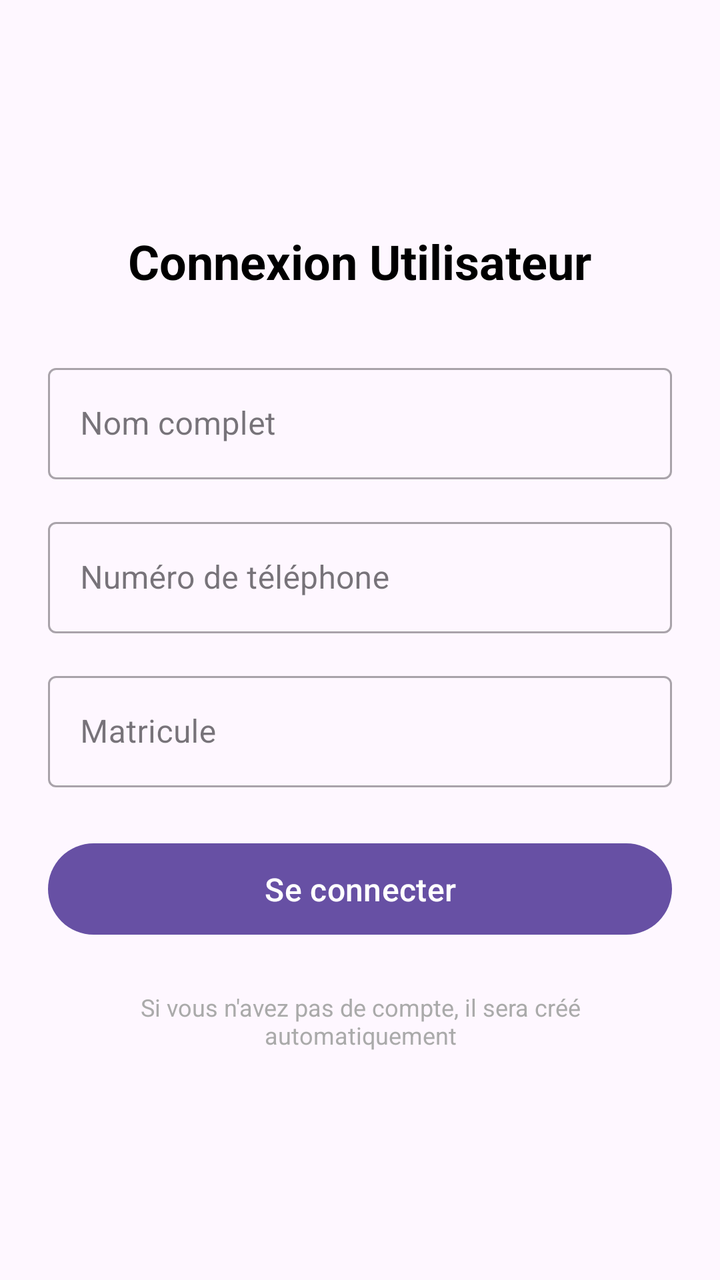
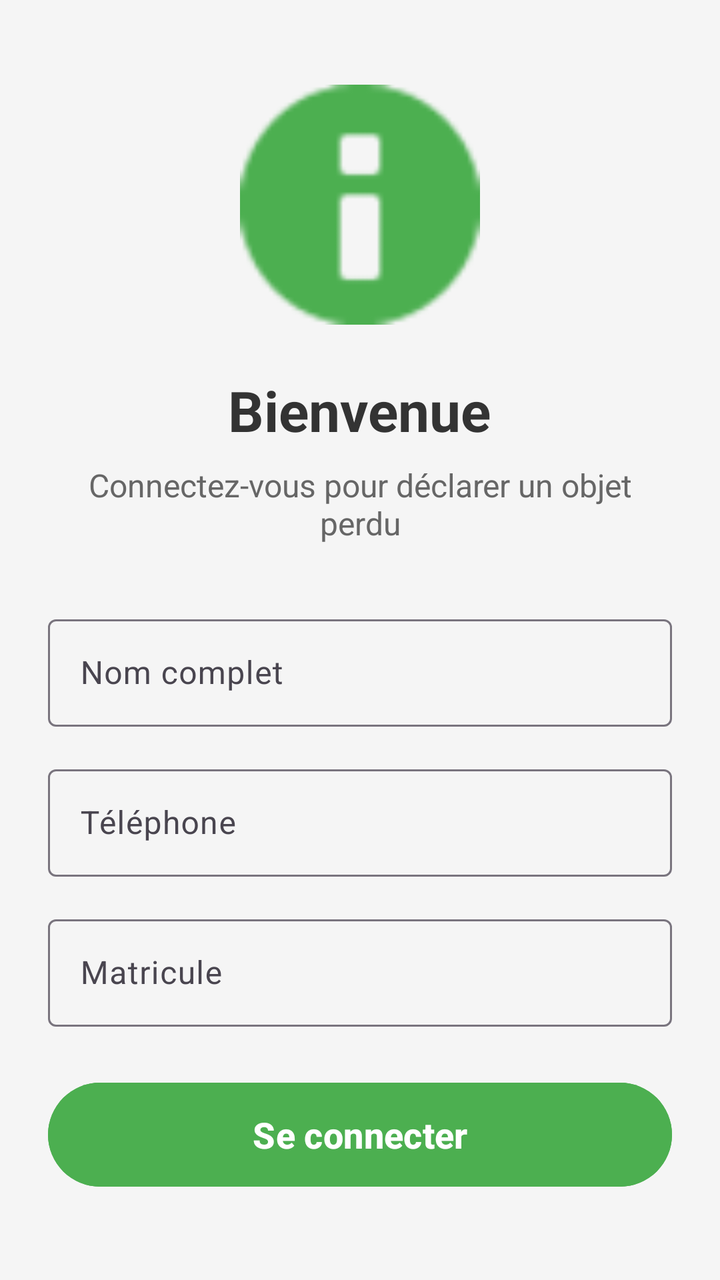

Two renders of the same Android screen: before a commit and after it. Below are the layout's source before the change and the commit's diff.
<!-- AndroidManifest.xml: application theme Theme.TPG12L3INF2526 -->
<!-- res/layout/fragment_login_user.xml -->
<?xml version="1.0" encoding="utf-8"?>
<LinearLayout xmlns:android="http://schemas.android.com/apk/res/android"
    xmlns:tools="http://schemas.android.com/tools"
    android:layout_width="match_parent"
    android:layout_height="match_parent"
    android:orientation="vertical"
    android:padding="24dp"
    android:gravity="center"
    tools:context=".ui.user.loging.LoginUserFragment">

    <TextView
        android:layout_width="wrap_content"
        android:layout_height="wrap_content"
        android:text="Connexion Utilisateur"
        android:textSize="24sp"
        android:textStyle="bold"
        android:layout_marginBottom="32dp"
        android:textColor="@android:color/black"/>

    <com.google.android.material.textfield.TextInputLayout
        android:layout_width="match_parent"
        android:layout_height="wrap_content"
        android:layout_marginBottom="16dp"
        style="@style/Widget.MaterialComponents.TextInputLayout.OutlinedBox">

        <com.google.android.material.textfield.TextInputEditText
            android:id="@+id/et_user_username"
            android:layout_width="match_parent"
            android:layout_height="wrap_content"
            android:hint="Nom complet"
            android:inputType="textPersonName"
            android:maxLines="1"/>

    </com.google.android.material.textfield.TextInputLayout>

    <com.google.android.material.textfield.TextInputLayout
        android:layout_width="match_parent"
        android:layout_height="wrap_content"
        android:layout_marginBottom="16dp"
        style="@style/Widget.MaterialComponents.TextInputLayout.OutlinedBox">

        <com.google.android.material.textfield.TextInputEditText
            android:id="@+id/et_user_phone"
            android:layout_width="match_parent"
            android:layout_height="wrap_content"
            android:hint="Numéro de téléphone"
            android:inputType="phone"
            android:maxLines="1"/>

    </com.google.android.material.textfield.TextInputLayout>

    <com.google.android.material.textfield.TextInputLayout
        android:layout_width="match_parent"
        android:layout_height="wrap_content"
        android:layout_marginBottom="24dp"
        style="@style/Widget.MaterialComponents.TextInputLayout.OutlinedBox">

        <com.google.android.material.textfield.TextInputEditText
            android:id="@+id/et_user_matricule"
            android:layout_width="match_parent"
            android:layout_height="wrap_content"
            android:hint="Matricule"
            android:inputType="text"
            android:maxLines="1"/>

    </com.google.android.material.textfield.TextInputLayout>

    <Button
        android:id="@+id/btn_login"
        android:layout_width="match_parent"
        android:layout_height="wrap_content"
        android:text="Se connecter"
        android:textSize="16sp"
        android:padding="12dp"/>

    <ProgressBar
        android:id="@+id/progress_bar"
        android:layout_width="wrap_content"
        android:layout_height="wrap_content"
        android:layout_marginTop="16dp"
        android:visibility="gone"/>

    <TextView
        android:layout_width="wrap_content"
        android:layout_height="wrap_content"
        android:text="Si vous n'avez pas de compte, il sera créé automatiquement"
        android:textSize="12sp"
        android:textColor="@android:color/darker_gray"
        android:layout_marginTop="24dp"
        android:gravity="center"
        android:paddingStart="16dp"
        android:paddingEnd="16dp"/>

</LinearLayout>
<!-- resources referenced by this layout -->
<resources>
  <style name="Theme.TPG12L3INF2526" parent="Base.Theme.TPG12L3INF2526" />
  <style name="Base.Theme.TPG12L3INF2526" parent="Theme.Material3.DayNight.NoActionBar">
          
          
      </style>
</resources>

<!-- the commit's change to res/layout/fragment_login_user.xml (unified diff, before → after) -->
@@ -1,94 +1,102 @@
 <?xml version="1.0" encoding="utf-8"?>
-<LinearLayout xmlns:android="http://schemas.android.com/apk/res/android"
-    xmlns:tools="http://schemas.android.com/tools"
+<ScrollView xmlns:android="http://schemas.android.com/apk/res/android"
+    xmlns:app="http://schemas.android.com/apk/res-auto"
     android:layout_width="match_parent"
     android:layout_height="match_parent"
-    android:orientation="vertical"
-    android:padding="24dp"
-    android:gravity="center"
-    tools:context=".ui.user.loging.LoginUserFragment">
+    android:fillViewport="true"
+    android:background="#F5F5F5">
 
-    <TextView
-        android:layout_width="wrap_content"
-        android:layout_height="wrap_content"
-        android:text="Connexion Utilisateur"
-        android:textSize="24sp"
-        android:textStyle="bold"
-        android:layout_marginBottom="32dp"
-        android:textColor="@android:color/black"/>
-
-    <com.google.android.material.textfield.TextInputLayout
+    <LinearLayout
         android:layout_width="match_parent"
         android:layout_height="wrap_content"
-        android:layout_marginBottom="16dp"
-        style="@style/Widget.MaterialComponents.TextInputLayout.OutlinedBox">
+        android:orientation="vertical"
+        android:gravity="center"
+        android:padding="24dp">
 
-        <com.google.android.material.textfield.TextInputEditText
-            android:id="@+id/et_user_username"
+        <ImageView
+            android:layout_width="120dp"
+            android:layout_height="120dp"
+            android:src="@android:drawable/ic_dialog_info"
+            android:layout_marginBottom="24dp"
+            app:tint="#4CAF50" />
+
+        <TextView
+            android:layout_width="wrap_content"
+            android:layout_height="wrap_content"
+            android:text="Bienvenue"
+            android:textSize="28sp"
+            android:textStyle="bold"
+            android:textColor="#333333"
+            android:layout_marginBottom="8dp"/>
+
+        <TextView
+            android:layout_width="wrap_content"
+            android:layout_height="wrap_content"
+            android:text="Connectez-vous pour déclarer un objet perdu"
+            android:textSize="16sp"
+            android:textColor="#666666"
+            android:gravity="center"
+            android:layout_marginBottom="32dp"/>
+
+        <com.google.android.material.textfield.TextInputLayout
             android:layout_width="match_parent"
             android:layout_height="wrap_content"
-            android:hint="Nom complet"
-            android:inputType="textPersonName"
-            android:maxLines="1"/>
+            android:layout_marginBottom="16dp"
+            android:hint="Nom complet">
 
-    </com.google.android.material.textfield.TextInputLayout>
+            <com.google.android.material.textfield.TextInputEditText
+                android:id="@+id/editName"
+                android:layout_width="match_parent"
+                android:layout_height="wrap_content"
+                android:inputType="textPersonName"
+                android:padding="16dp"/>
+        </com.google.android.material.textfield.TextInputLayout>
 
-    <com.google.android.material.textfield.TextInputLayout
-        android:layout_width="match_parent"
-        android:layout_height="wrap_content"
-        android:layout_marginBottom="16dp"
-        style="@style/Widget.MaterialComponents.TextInputLayout.OutlinedBox">
-
-        <com.google.android.material.textfield.TextInputEditText
-            android:id="@+id/et_user_phone"
+        <com.google.android.material.textfield.TextInputLayout
             android:layout_width="match_parent"
             android:layout_height="wrap_content"
-            android:hint="Numéro de téléphone"
-            android:inputType="phone"
-            android:maxLines="1"/>
+            android:layout_marginBottom="16dp"
+            android:hint="Téléphone">
 
-    </com.google.android.material.textfield.TextInputLayout>
+            <com.google.android.material.textfield.TextInputEditText
+                android:id="@+id/editPhone"
+                android:layout_width="match_parent"
+                android:layout_height="wrap_content"
+                android:inputType="phone"
+                android:padding="16dp"/>
+        </com.google.android.material.textfield.TextInputLayout>
 
-    <com.google.android.material.textfield.TextInputLayout
-        android:layout_width="match_parent"
-        android:layout_height="wrap_content"
-        android:layout_marginBottom="24dp"
-        style="@style/Widget.MaterialComponents.TextInputLayout.OutlinedBox">
-
-        <com.google.android.material.textfield.TextInputEditText
-            android:id="@+id/et_user_matricule"
+        <com.google.android.material.textfield.TextInputLayout
             android:layout_width="match_parent"
             android:layout_height="wrap_content"
-            android:hint="Matricule"
-            android:inputType="text"
-            android:maxLines="1"/>
+            android:layout_marginBottom="24dp"
+            android:hint="Matricule">
 
-    </com.google.android.material.textfield.TextInputLayout>
+            <com.google.android.material.textfield.TextInputEditText
+                android:id="@+id/editMatricule"
+                android:layout_width="match_parent"
+                android:layout_height="wrap_content"
+                android:inputType="text"
+                android:padding="16dp"/>
+        </com.google.android.material.textfield.TextInputLayout>
 
-    <Button
-        android:id="@+id/btn_login"
-        android:layout_width="match_parent"
-        android:layout_height="wrap_content"
-        android:text="Se connecter"
-        android:textSize="16sp"
-        android:padding="12dp"/>
+        <Button
+            android:id="@+id/buttonLogin"
+            android:layout_width="match_parent"
+            android:layout_height="60dp"
+            android:text="Se connecter"
+            android:textSize="18sp"
+            android:textStyle="bold"
+            android:backgroundTint="#4CAF50"
+            android:textColor="#FFFFFF"/>
 
-    <ProgressBar
-        android:id="@+id/progress_bar"
-        android:layout_width="wrap_content"
-        android:layout_height="wrap_content"
-        android:layout_marginTop="16dp"
-        android:visibility="gone"/>
+        <ProgressBar
+            android:id="@+id/progressBar"
+            android:layout_width="wrap_content"
+            android:layout_height="wrap_content"
+            android:layout_marginTop="16dp"
+            android:visibility="gone"/>
 
-    <TextView
-        android:layout_width="wrap_content"
-        android:layout_height="wrap_content"
-        android:text="Si vous n'avez pas de compte, il sera créé automatiquement"
-        android:textSize="12sp"
-        android:textColor="@android:color/darker_gray"
-        android:layout_marginTop="24dp"
-        android:gravity="center"
-        android:paddingStart="16dp"
-        android:paddingEnd="16dp"/>
+    </LinearLayout>
 
-</LinearLayout>
+</ScrollView>
